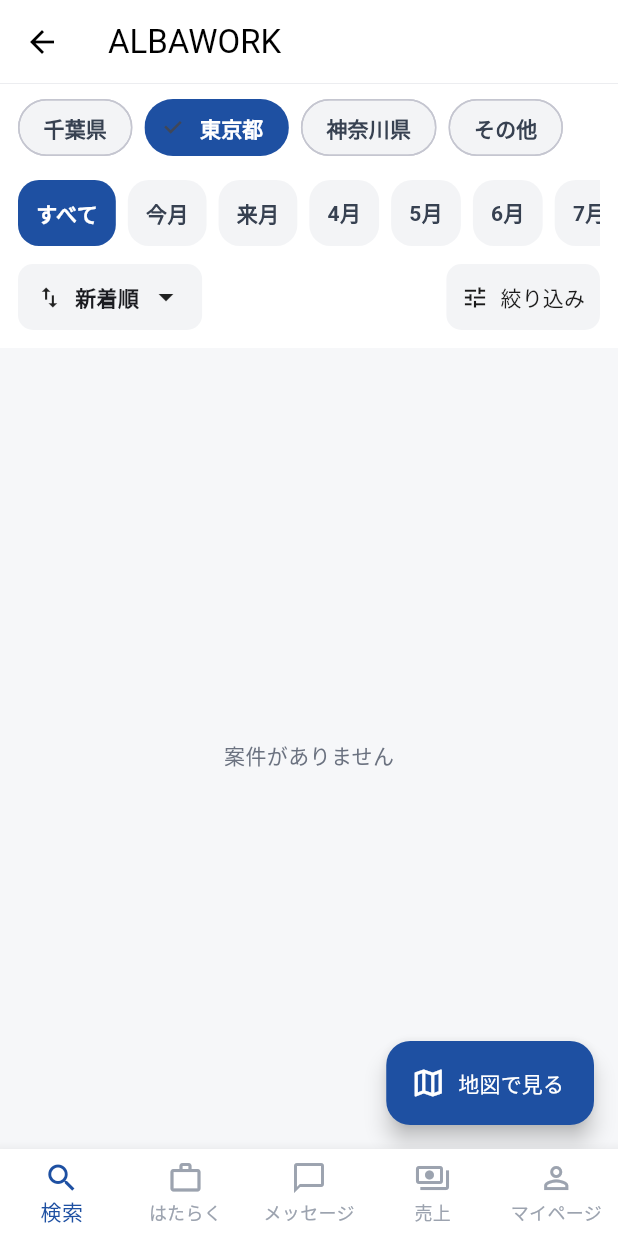
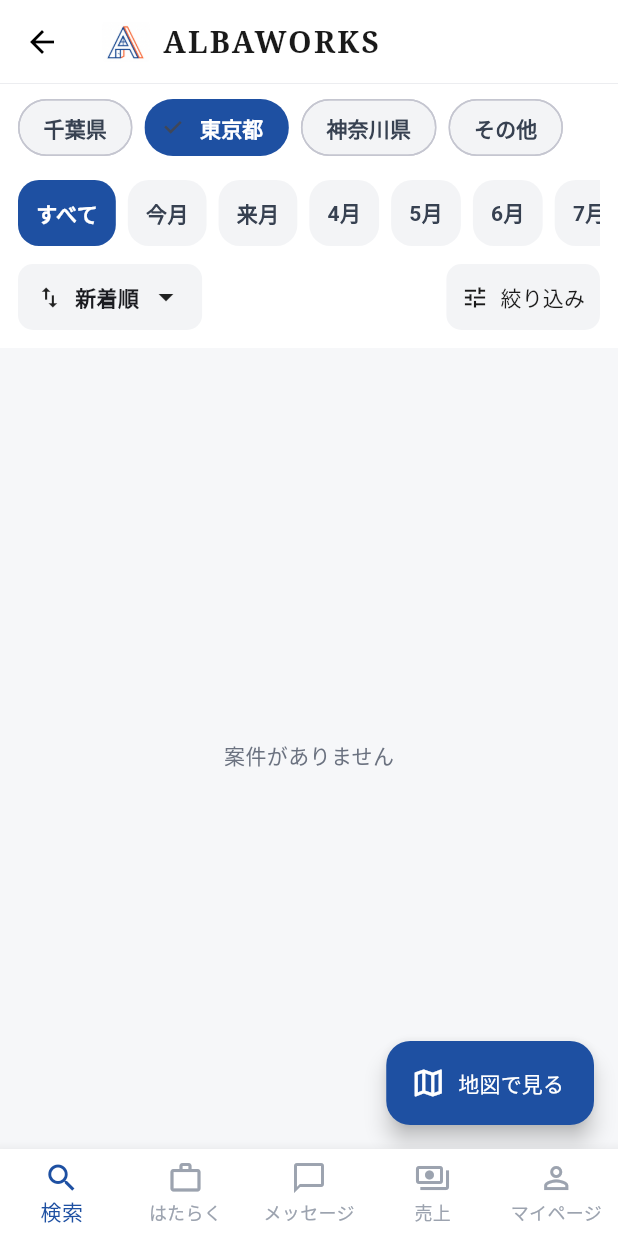
Before and after one commit to shunseiw-ctrl/sumple1-flutter, a Flutter app: the HomePage screen opened directly, on a phone screen of 412 x 824 dp. Run offline on Flutter 3.47's test engine with Material 3 defaults, Android fonts, the phone set to English and light mode, and no system bars; our stand-ins replace cloud_firestore, firebase_auth, firebase_core, firebase_messaging, firebase_storage, image_picker and 1 more; missing offline and left inert: dart:js_interop; accounts and stored records are empty.

Commit message:
Add company logo and company name to the application header
Update the AppBar to include the company logo on the left and "ALBAWORKS" in a serif font on the right.

Replit-Commit-Author: Agent
Replit-Commit-Session-Id: f477865b-4ee1-477e-9a56-a39ccebde324
Replit-Commit-Checkpoint-Type: full_checkpoint
Replit-Commit-Event-Id: feb1b04c-5c05-417a-95a9-f142f15df7af
Replit-Commit-Screenshot-Url: https://storage.googleapis.com/screenshot-production-us-central1/f8db4f85-e342-4701-acdb-a2110438341e/f477865b-4ee1-477e-9a56-a39ccebde324/AdfU6Ub
Replit-Helium-Checkpoint-Created: true

```diff
--- a/lib/pages/home_page.dart
+++ b/lib/pages/home_page.dart
@@ -69,7 +69,50 @@ class _HomePageState extends State<HomePage> {
   Widget build(BuildContext context) {
     return Scaffold(
       appBar: AppBar(
-        title: Text(_isAdmin ? 'ALBAWORK（管理者）' : 'ALBAWORK'),
+        titleSpacing: 12,
+        title: Row(
+          children: [
+            ClipRRect(
+              borderRadius: BorderRadius.circular(6),
+              child: Image.asset(
+                'assets/logo.png',
+                height: 32,
+                width: 32,
+                fit: BoxFit.contain,
+              ),
+            ),
+            const SizedBox(width: 8),
+            Text(
+              _isAdmin ? 'ALBAWORKS' : 'ALBAWORKS',
+              style: const TextStyle(
+                fontFamily: 'serif',
+                fontSize: 20,
+                fontWeight: FontWeight.w700,
+                letterSpacing: 1.5,
+                color: AppColors.textPrimary,
+              ),
+            ),
+            if (_isAdmin)
+              Padding(
+                padding: const EdgeInsets.only(left: 6),
+                child: Container(
+                  padding: const EdgeInsets.symmetric(horizontal: 6, vertical: 2),
+                  decoration: BoxDecoration(
+                    color: AppColors.ruriPale,
+                    borderRadius: BorderRadius.circular(4),
+                  ),
+                  child: const Text(
+                    '管理者',
+                    style: TextStyle(
+                      fontSize: 10,
+                      fontWeight: FontWeight.w600,
+                      color: AppColors.ruri,
+                    ),
+                  ),
+                ),
+              ),
+          ],
+        ),
         actions: [
           if (_index == 0 && _isAdmin)
             IconButton(
--- a/pubspec.yaml
+++ b/pubspec.yaml
@@ -36,3 +36,6 @@ dev_dependencies:
 
 flutter:
   uses-material-design: true
+
+  assets:
+    - assets/logo.png
```
Also changed, not shown: assets/logo.png (added), attached_assets/スクリーンショット_2026-02-16_17.12.17_1771920585954.png (added), attached_assets/名称未設定のデザイン_1771920597975.png (added), 9 other files.
